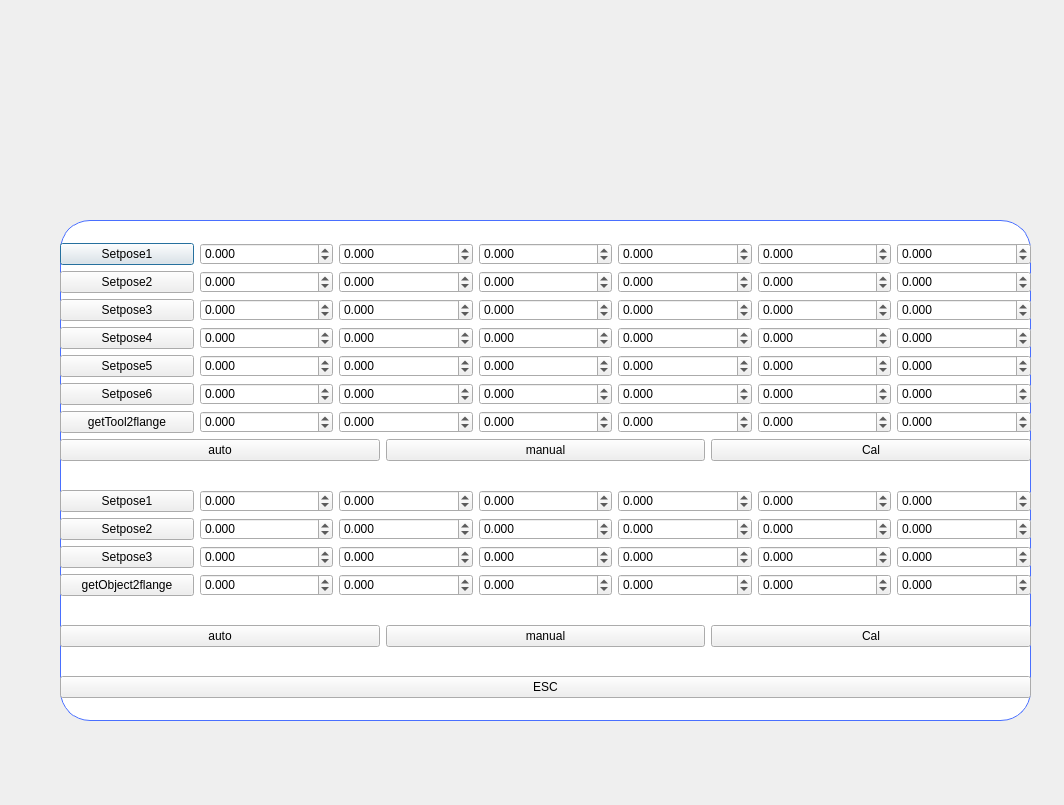
Above: src/CalibrationDialog.ui from thinkexist1989/rocos-viz before the change. Below: the same form after it.
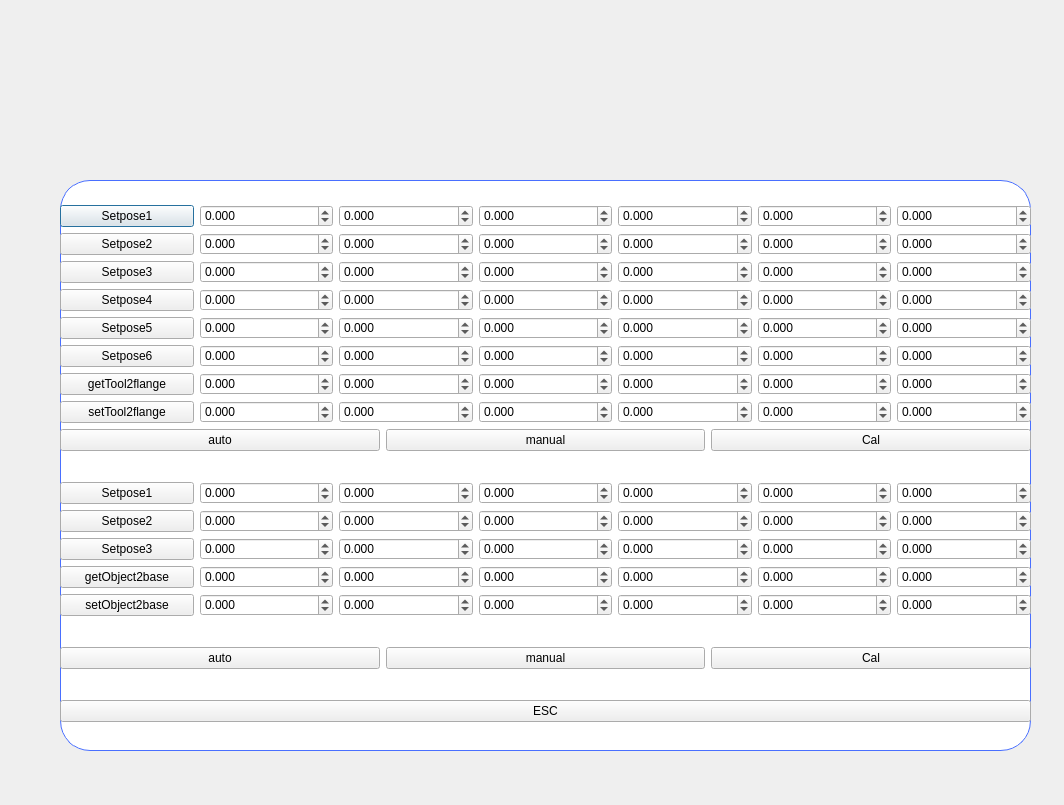
That is the form after the change.

Diff of the .ui file:
```diff
--- a/src/CalibrationDialog.ui
+++ b/src/CalibrationDialog.ui
@@ -17,9 +17,9 @@
    <property name="geometry">
     <rect>
      <x>60</x>
-     <y>220</y>
+     <y>180</y>
      <width>971</width>
-     <height>501</height>
+     <height>571</height>
     </rect>
    </property>
    <property name="styleSheet">
@@ -782,6 +782,113 @@
         </item>
        </layout>
       </item>
+      <item>
+       <layout class="QHBoxLayout" name="horizontalLayout_10">
+        <item>
+         <widget class="QPushButton" name="setTool2flangeButton">
+          <property name="text">
+           <string>setTool2flange</string>
+          </property>
+         </widget>
+        </item>
+        <item>
+         <widget class="QDoubleSpinBox" name="tool_flange_x">
+          <property name="decimals">
+           <number>3</number>
+          </property>
+          <property name="minimum">
+           <double>-2000.000000000000000</double>
+          </property>
+          <property name="maximum">
+           <double>2000.000000000000000</double>
+          </property>
+          <property name="singleStep">
+           <double>0.001000000000000</double>
+          </property>
+         </widget>
+        </item>
+        <item>
+         <widget class="QDoubleSpinBox" name="tool_flange_y">
+          <property name="decimals">
+           <number>3</number>
+          </property>
+          <property name="minimum">
+           <double>-2000.000000000000000</double>
+          </property>
+          <property name="maximum">
+           <double>2000.000000000000000</double>
+          </property>
+          <property name="singleStep">
+           <double>0.001000000000000</double>
+          </property>
+         </widget>
+        </item>
+        <item>
+         <widget class="QDoubleSpinBox" name="tool_flange_z">
+          <property name="decimals">
+           <number>3</number>
+          </property>
+          <property name="minimum">
+           <double>-2000.000000000000000</double>
+          </property>
+          <property name="maximum">
+           <double>2000.000000000000000</double>
+          </property>
+          <property name="singleStep">
+           <double>0.001000000000000</double>
+          </property>
+         </widget>
+        </item>
+        <item>
+         <widget class="QDoubleSpinBox" name="tool_flange_rx">
+          <property name="decimals">
+           <number>3</number>
+          </property>
+          <property name="minimum">
+           <double>-2000.000000000000000</double>
+          </property>
+          <property name="maximum">
+           <double>2000.000000000000000</double>
+          </property>
+          <property name="singleStep">
+           <double>0.001000000000000</double>
+          </property>
+         </widget>
+        </item>
+        <item>
+         <widget class="QDoubleSpinBox" name="tool_flange_ry">
+          <property name="decimals">
+           <number>3</number>
+          </property>
+          <property name="minimum">
+           <double>-2000.000000000000000</double>
+          </property>
+          <property name="maximum">
+           <double>2000.000000000000000</double>
+          </property>
+          <property name="singleStep">
+           <double>0.001000000000000</double>
+          </property>
+         </widget>
+        </item>
+        <item>
+         <widget class="QDoubleSpinBox" name="tool_flange_rz">
+          <property name="decimals">
+           <number>3</number>
+          </property>
+          <property name="minimum">
+           <double>-2000.000000000000000</double>
+          </property>
+          <property name="maximum">
+           <double>2000.000000000000000</double>
+          </property>
+          <property name="singleStep">
+           <double>0.001000000000000</double>
+          </property>
+         </widget>
+        </item>
+       </layout>
+      </item>
       <item>
        <layout class="QHBoxLayout" name="horizontalLayout_7">
         <item>
@@ -1169,7 +1276,7 @@
         <item>
          <widget class="QPushButton" name="getObject2flangeButton">
           <property name="text">
-           <string>getObject2flange</string>
+           <string>getObject2base</string>
           </property>
          </widget>
         </item>
@@ -1271,6 +1378,113 @@
         </item>
        </layout>
       </item>
+      <item>
+       <layout class="QHBoxLayout" name="horizontalLayout_11">
+        <item>
+         <widget class="QPushButton" name="setObject2baseButton">
+          <property name="text">
+           <string>setObject2base</string>
+          </property>
+         </widget>
+        </item>
+        <item>
+         <widget class="QDoubleSpinBox" name="object_base_x">
+          <property name="decimals">
+           <number>3</number>
+          </property>
+          <property name="minimum">
+           <double>-2000.000000000000000</double>
+          </property>
+          <property name="maximum">
+           <double>2000.000000000000000</double>
+          </property>
+          <property name="singleStep">
+           <double>0.001000000000000</double>
+          </property>
+         </widget>
+        </item>
+        <item>
+         <widget class="QDoubleSpinBox" name="object_base_y">
+          <property name="decimals">
+           <number>3</number>
+          </property>
+          <property name="minimum">
+           <double>-2000.000000000000000</double>
+          </property>
+          <property name="maximum">
+           <double>2000.000000000000000</double>
+          </property>
+          <property name="singleStep">
+           <double>0.001000000000000</double>
+          </property>
+         </widget>
+        </item>
+        <item>
+         <widget class="QDoubleSpinBox" name="object_base_z">
+          <property name="decimals">
+           <number>3</number>
+          </property>
+          <property name="minimum">
+           <double>-2000.000000000000000</double>
+          </property>
+          <property name="maximum">
+           <double>2000.000000000000000</double>
+          </property>
+          <property name="singleStep">
+           <double>0.001000000000000</double>
+          </property>
+         </widget>
+        </item>
+        <item>
+         <widget class="QDoubleSpinBox" name="object_base_rx">
+          <property name="decimals">
+           <number>3</number>
+          </property>
+          <property name="minimum">
+           <double>-2000.000000000000000</double>
+          </property>
+          <property name="maximum">
+           <double>2000.000000000000000</double>
+          </property>
+          <property name="singleStep">
+           <double>0.001000000000000</double>
+          </property>
+         </widget>
+        </item>
+        <item>
+         <widget class="QDoubleSpinBox" name="object_base_ry">
+          <property name="decimals">
+           <number>3</number>
+          </property>
+          <property name="minimum">
+           <double>-2000.000000000000000</double>
+          </property>
+          <property name="maximum">
+           <double>2000.000000000000000</double>
+          </property>
+          <property name="singleStep">
+           <double>0.001000000000000</double>
+          </property>
+         </widget>
+        </item>
+        <item>
+         <widget class="QDoubleSpinBox" name="object_base_rz">
+          <property name="decimals">
+           <number>3</number>
+          </property>
+          <property name="minimum">
+           <double>-2000.000000000000000</double>
+          </property>
+          <property name="maximum">
+           <double>2000.000000000000000</double>
+          </property>
+          <property name="singleStep">
+           <double>0.001000000000000</double>
+          </property>
+         </widget>
+        </item>
+       </layout>
+      </item>
      </layout>
     </item>
    </layout>
```
Left out of the diff: 2 changed lines with no effect on the pictures.
